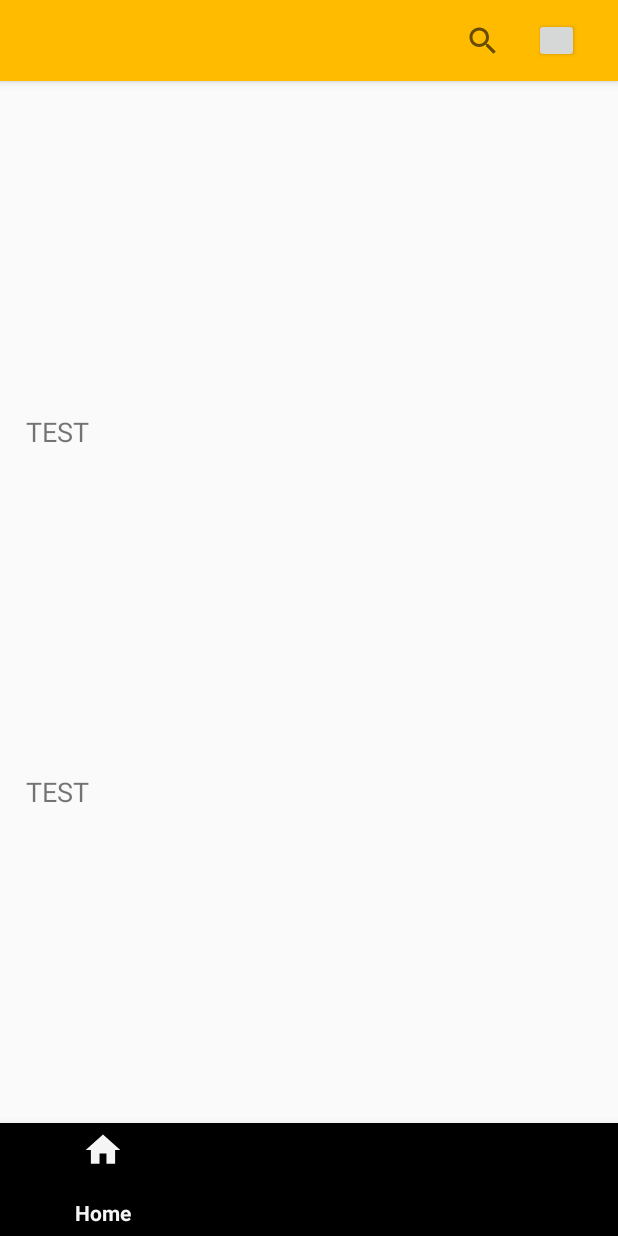
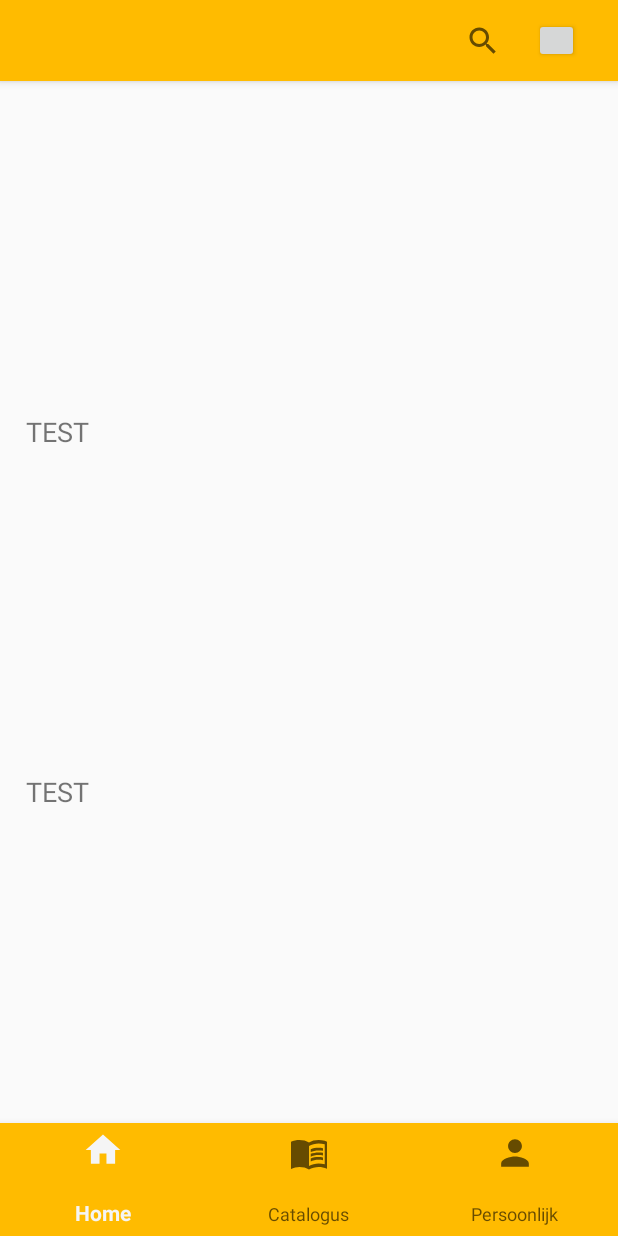
Before and after one commit to Jochem-tb/MovieRadar, an Android app: the screen it shows after launch (Catalogus), on a phone screen of 412 x 824 dp. Run offline under Robolectric (Android 15) with nearby library versions, the light colour scheme and no system bars; our stand-ins replace Picasso; pictures from the network do not load.

Commit message:
Update catalogus layout
Fixed color bug ( Black & invisible buttons --> orange & visible buttons)

```diff
--- a/app/src/main/res/layout/catalogus.xml
+++ b/app/src/main/res/layout/catalogus.xml
@@ -229,6 +229,7 @@
         android:layout_width="match_parent"
         android:layout_height="75dp"
         android:layout_alignParentBottom="true"
-        app:menu="@menu/bottom_nav_menu" />
+        android:background="@color/orange"
+        app:menu="@menu/bottom_nav_menu"/>
 
 </RelativeLayout>
```
